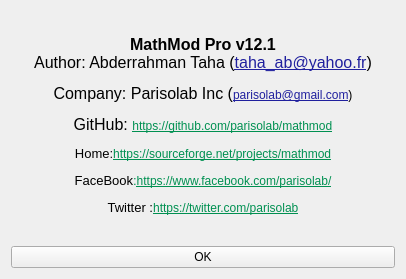
This is ui_forms/about.ui in parisolab/mathmod as Qt 5 draws it before an edit. The edited form follows.
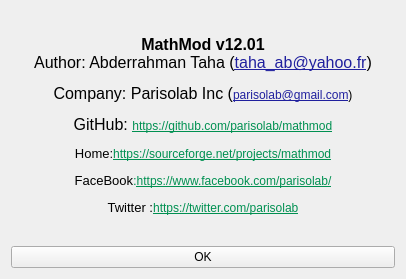
This is the edited form.

The edit to the form file:
```diff
--- a/ui_forms/about.ui
+++ b/ui_forms/about.ui
@@ -27,7 +27,7 @@
       <font/>
      </property>
      <property name="text">
-      <string>&lt;html&gt;&lt;head/&gt;&lt;body&gt;&lt;p align=&quot;center&quot;&gt;&lt;span style=&quot; font-size:12pt; font-weight:600;&quot;&gt;MathMod Pro v12.1&lt;/span&gt;&lt;br/&gt;&lt;span style=&quot; font-size:12pt;&quot;&gt;Author: Abderrahman Taha (&lt;/span&gt;&lt;a href=&quot;taha_ab@yahoo.fr&quot;&gt;&lt;span style=&quot; font-size:12pt; text-decoration: underline; color:#20209e;&quot;&gt;taha_ab@yahoo.fr&lt;/span&gt;&lt;/a&gt;&lt;span style=&quot; font-size:12pt;&quot;&gt;)&lt;/span&gt;&lt;/p&gt;&lt;p align=&quot;center&quot;&gt;&lt;span style=&quot; font-size:12pt;&quot;&gt;Company: Parisolab Inc (&lt;/span&gt;&lt;span style=&quot; text-decoration: underline; color:#20209e;&quot;&gt;parisolab@gmail.com&lt;/span&gt;)&lt;/p&gt;&lt;p align=&quot;center&quot;&gt;&lt;span style=&quot; font-size:12pt;&quot;&gt;GitHub: &lt;/span&gt;&lt;a href=&quot;https://github.com/parisolab/mathmod&quot;&gt;&lt;span style=&quot; text-decoration: underline; color:#009051;&quot;&gt;https://github.com/parisolab/mathmod&lt;/span&gt;&lt;/a&gt;&lt;/p&gt;&lt;p align=&quot;center&quot;&gt;&lt;span style=&quot; font-size:10pt;&quot;&gt;Home&lt;/span&gt;&lt;span style=&quot; font-size:10pt; color:#131313;&quot;&gt;:&lt;/span&gt;&lt;a href=&quot;https://sourceforge.net/projects/mathmod&quot;&gt;&lt;span style=&quot; text-decoration: underline; color:#009051;&quot;&gt;https://sourceforge.net/projects/mathmod&lt;/span&gt;&lt;/a&gt;&lt;/p&gt;&lt;p align=&quot;center&quot;&gt;&lt;span style=&quot; font-size:10pt;&quot;&gt;FaceBook&lt;/span&gt;&lt;span style=&quot; font-size:10pt; color:#009051;&quot;&gt;:&lt;/span&gt;&lt;a href=&quot;https://www.facebook.com/parisolab/&quot;&gt;&lt;span style=&quot; text-decoration: underline; color:#009051;&quot;&gt;https://www.facebook.com/parisolab/&lt;/span&gt;&lt;/a&gt;&lt;/p&gt;&lt;p align=&quot;center&quot;&gt;&lt;span style=&quot; font-size:10pt;&quot;&gt;Twitter :&lt;/span&gt;&lt;a href=&quot;https://twitter.com/parisolab&quot;&gt;&lt;span style=&quot; text-decoration: underline; color:#009051;&quot;&gt;https://twitter.com/parisolab&lt;/span&gt;&lt;/a&gt;&lt;/p&gt;&lt;/body&gt;&lt;/html&gt;</string>
+      <string>&lt;html&gt;&lt;head/&gt;&lt;body&gt;&lt;p align=&quot;center&quot;&gt;&lt;span style=&quot; font-size:12pt; font-weight:600;&quot;&gt;MathMod v12.01&lt;/span&gt;&lt;br/&gt;&lt;span style=&quot; font-size:12pt;&quot;&gt;Author: Abderrahman Taha (&lt;/span&gt;&lt;a href=&quot;taha_ab@yahoo.fr&quot;&gt;&lt;span style=&quot; font-size:12pt; text-decoration: underline; color:#20209e;&quot;&gt;taha_ab@yahoo.fr&lt;/span&gt;&lt;/a&gt;&lt;span style=&quot; font-size:12pt;&quot;&gt;)&lt;/span&gt;&lt;/p&gt;&lt;p align=&quot;center&quot;&gt;&lt;span style=&quot; font-size:12pt;&quot;&gt;Company: Parisolab Inc (&lt;/span&gt;&lt;span style=&quot; text-decoration: underline; color:#20209e;&quot;&gt;parisolab@gmail.com&lt;/span&gt;)&lt;/p&gt;&lt;p align=&quot;center&quot;&gt;&lt;span style=&quot; font-size:12pt;&quot;&gt;GitHub: &lt;/span&gt;&lt;a href=&quot;https://github.com/parisolab/mathmod&quot;&gt;&lt;span style=&quot; text-decoration: underline; color:#009051;&quot;&gt;https://github.com/parisolab/mathmod&lt;/span&gt;&lt;/a&gt;&lt;/p&gt;&lt;p align=&quot;center&quot;&gt;&lt;span style=&quot; font-size:10pt;&quot;&gt;Home&lt;/span&gt;&lt;span style=&quot; font-size:10pt; color:#131313;&quot;&gt;:&lt;/span&gt;&lt;a href=&quot;https://sourceforge.net/projects/mathmod&quot;&gt;&lt;span style=&quot; text-decoration: underline; color:#009051;&quot;&gt;https://sourceforge.net/projects/mathmod&lt;/span&gt;&lt;/a&gt;&lt;/p&gt;&lt;p align=&quot;center&quot;&gt;&lt;span style=&quot; font-size:10pt;&quot;&gt;FaceBook&lt;/span&gt;&lt;span style=&quot; font-size:10pt; color:#009051;&quot;&gt;:&lt;/span&gt;&lt;a href=&quot;https://www.facebook.com/parisolab/&quot;&gt;&lt;span style=&quot; text-decoration: underline; color:#009051;&quot;&gt;https://www.facebook.com/parisolab/&lt;/span&gt;&lt;/a&gt;&lt;/p&gt;&lt;p align=&quot;center&quot;&gt;&lt;span style=&quot; font-size:10pt;&quot;&gt;Twitter :&lt;/span&gt;&lt;a href=&quot;https://twitter.com/parisolab&quot;&gt;&lt;span style=&quot; text-decoration: underline; color:#009051;&quot;&gt;https://twitter.com/parisolab&lt;/span&gt;&lt;/a&gt;&lt;/p&gt;&lt;/body&gt;&lt;/html&gt;</string>
      </property>
      <property name="wordWrap">
       <bool>false</bool>
```
